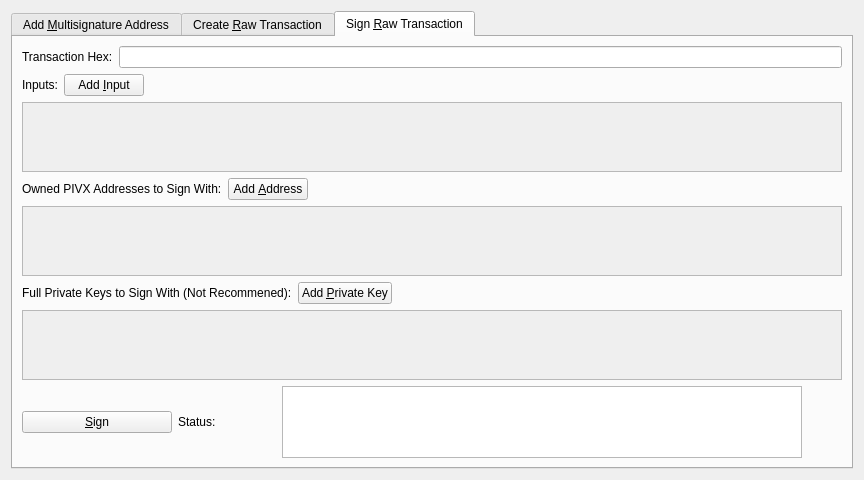
Qt form src/qt/forms/multisigaddressdialog.ui (PIVX-Project/PIVX) before a commit.
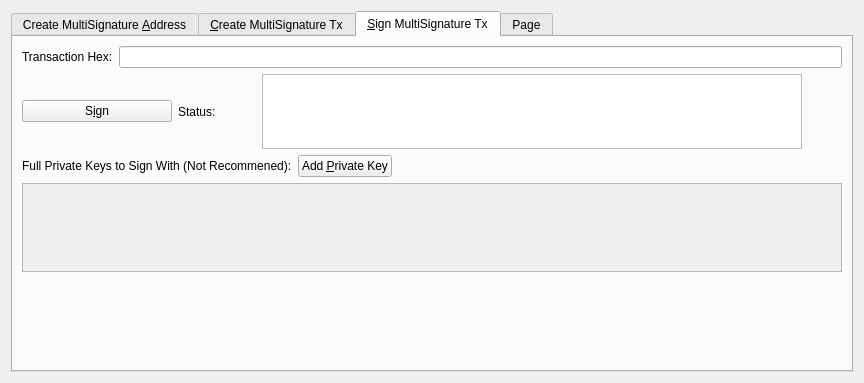
The same form after that commit. The open tabs and pages were chosen to show the change. Icons and pictures are not drawn.

Commit message: Spend tab now signs on succesful create. Fees and auto change. Elegant error handling.

Patch:
```diff
--- a/src/qt/forms/multisigaddressdialog.ui
+++ b/src/qt/forms/multisigaddressdialog.ui
@@ -7,7 +7,7 @@
     <x>0</x>
     <y>0</y>
     <width>864</width>
-    <height>464</height>
+    <height>383</height>
    </rect>
   </property>
   <property name="sizePolicy">
@@ -19,8 +19,8 @@
   <property name="windowTitle">
    <string>Add Multisignature Address</string>
   </property>
-  <layout class="QVBoxLayout" name="verticalLayout_8">
-   <item>
+  <layout class="QGridLayout" name="gridLayout">
+   <item row="0" column="0">
     <widget class="QTabWidget" name="multisigTabWidget">
      <property name="styleSheet">
       <string notr="true">QScrollArea{border: 1px solid #5b4c7c;}
@@ -39,7 +39,7 @@
        </sizepolicy>
       </property>
       <attribute name="title">
-       <string>Add &amp;Multisignature Address</string>
+       <string>Create MultiSignature &amp;Address</string>
       </attribute>
       <layout class="QVBoxLayout" name="verticalLayout">
        <item>
@@ -267,7 +267,7 @@
      </widget>
      <widget class="QWidget" name="createTransactionTab">
       <attribute name="title">
-       <string>Create &amp;Raw Transaction</string>
+       <string>&amp;Create MultiSignature Tx</string>
       </attribute>
       <layout class="QGridLayout" name="gridLayout_2">
        <item row="0" column="0">
@@ -572,11 +572,9 @@
 }</string>
       </property>
       <attribute name="title">
-       <string>Sign &amp;Raw Transaction</string>
+       <string>&amp;Sign MultiSignature Tx</string>
       </attribute>
-      <layout class="QGridLayout" name="gridLayout_4">
-       <item row="0" column="0">
-        <layout class="QVBoxLayout" name="signTransactionLayout">
+      <layout class="QVBoxLayout" name="verticalLayout_2">
          <item>
           <layout class="QHBoxLayout" name="transactionHexLayout">
            <item>
@@ -592,124 +590,54 @@
           </layout>
          </item>
          <item>
-          <layout class="QHBoxLayout" name="addInputButtonLayout">
+        <layout class="QHBoxLayout" name="signButtonLayout">
            <item>
-            <widget class="QLabel" name="addInputLabel">
-             <property name="text">
-              <string>Inputs:</string>
-             </property>
-            </widget>
-           </item>
-           <item>
-            <widget class="QPushButton" name="addInputButton_SIG">
+          <widget class="QPushButton" name="signButton">
              <property name="sizePolicy">
-              <sizepolicy hsizetype="Minimum" vsizetype="Fixed">
+            <sizepolicy hsizetype="Fixed" vsizetype="Fixed">
                <horstretch>0</horstretch>
                <verstretch>0</verstretch>
               </sizepolicy>
              </property>
+           <property name="minimumSize">
+            <size>
+             <width>150</width>
+             <height>0</height>
+            </size>
+           </property>
+           <property name="toolTip">
+            <string>Confirm the send action</string>
+           </property>
              <property name="text">
-              <string>Add &amp;Input</string>
+            <string>S&amp;ign</string>
              </property>
              <property name="icon">
               <iconset resource="../pivx.qrc">
-               <normaloff>:/icons/add</normaloff>:/icons/add</iconset>
-             </property>
-            </widget>
-           </item>
-           <item>
-            <spacer name="addInputSpacer">
-             <property name="orientation">
-              <enum>Qt::Horizontal</enum>
-             </property>
-             <property name="sizeHint" stdset="0">
-              <size>
-               <width>40</width>
-               <height>20</height>
-              </size>
-             </property>
-            </spacer>
-           </item>
-          </layout>
-         </item>
-         <item>
-          <widget class="QScrollArea" name="inputScrollArea">
-           <property name="sizePolicy">
-            <sizepolicy hsizetype="Expanding" vsizetype="Expanding">
-             <horstretch>0</horstretch>
-             <verstretch>0</verstretch>
-            </sizepolicy>
-           </property>
-           <property name="styleSheet">
-            <string notr="true"/>
-           </property>
-           <property name="widgetResizable">
+             <normaloff>:/icons/edit</normaloff>:/icons/edit</iconset>
+           </property>
+           <property name="autoDefault">
+            <bool>false</bool>
+           </property>
+           <property name="default">
             <bool>true</bool>
            </property>
-           <widget class="QWidget" name="inputScrollAreaContents">
-            <property name="geometry">
-             <rect>
-              <x>0</x>
-              <y>0</y>
-              <width>820</width>
-              <height>62</height>
-             </rect>
-            </property>
-            <property name="sizePolicy">
-             <sizepolicy hsizetype="Preferred" vsizetype="Preferred">
-              <horstretch>0</horstretch>
-              <verstretch>0</verstretch>
-             </sizepolicy>
-            </property>
-            <property name="styleSheet">
-             <string notr="true"/>
-            </property>
-            <layout class="QVBoxLayout" name="verticalLayout_10">
-             <item>
-              <layout class="QVBoxLayout" name="inputsList_SIG"/>
-             </item>
-             <item>
-              <spacer name="inputsSpacer">
-               <property name="orientation">
-                <enum>Qt::Vertical</enum>
-               </property>
-               <property name="sizeHint" stdset="0">
-                <size>
-                 <width>20</width>
-                 <height>40</height>
-                </size>
-               </property>
-              </spacer>
-             </item>
-            </layout>
-           </widget>
-          </widget>
+          </widget>
          </item>
          <item>
-          <layout class="QHBoxLayout" name="addAddressButtonLayout">
-           <item>
-            <widget class="QLabel" name="addAddressButtonLabel">
+          <widget class="QLabel" name="signButtonStatusLabel">
              <property name="text">
-              <string>Owned PIVX Addresses to Sign With:</string>
+            <string>Status:</string>
              </property>
             </widget>
            </item>
            <item>
-            <widget class="QPushButton" name="addAddressButton_SIG">
-             <property name="text">
-              <string>Add &amp;Address</string>
-             </property>
-             <property name="icon">
-              <iconset resource="../pivx.qrc">
-               <normaloff>:/icons/add</normaloff>:/icons/add</iconset>
-             </property>
-            </widget>
-           </item>
-           <item>
-            <spacer name="addAddressButtonSpacer">
+          <spacer name="signButtonHorizontalSpacer_1">
              <property name="orientation">
               <enum>Qt::Horizontal</enum>
              </property>
+           <property name="sizeType">
+            <enum>QSizePolicy::Preferred</enum>
+           </property>
              <property name="sizeHint" stdset="0">
               <size>
                <width>40</width>
@@ -718,48 +646,48 @@
              </property>
             </spacer>
            </item>
-          </layout>
-         </item>
          <item>
-          <widget class="QScrollArea" name="addressScrollArea">
+          <widget class="QTextEdit" name="signButtonStatus">
            <property name="sizePolicy">
-            <sizepolicy hsizetype="Expanding" vsizetype="Expanding">
+            <sizepolicy hsizetype="Expanding" vsizetype="Fixed">
              <horstretch>0</horstretch>
              <verstretch>0</verstretch>
             </sizepolicy>
            </property>
-           <property name="widgetResizable">
+           <property name="maximumSize">
+            <size>
+             <width>16777215</width>
+             <height>75</height>
+            </size>
+           </property>
+           <property name="verticalScrollBarPolicy">
+            <enum>Qt::ScrollBarAsNeeded</enum>
+           </property>
+           <property name="readOnly">
             <bool>true</bool>
            </property>
-           <widget class="QWidget" name="addressScrollAreaContents">
-            <property name="geometry">
-             <rect>
-              <x>0</x>
-              <y>0</y>
-              <width>820</width>
-              <height>62</height>
-             </rect>
-            </property>
-            <layout class="QVBoxLayout" name="verticalLayout_2">
-             <item>
-              <layout class="QVBoxLayout" name="addressList_SIG"/>
+           <property name="textInteractionFlags">
+            <set>Qt::TextSelectableByKeyboard|Qt::TextSelectableByMouse</set>
+           </property>
+          </widget>
              </item>
              <item>
-              <spacer name="addressListSpacer">
+          <spacer name="signButtonHorizontalSpacer_2">
                <property name="orientation">
-                <enum>Qt::Vertical</enum>
-               </property>
+            <enum>Qt::Horizontal</enum>
+           </property>
+           <property name="sizeType">
+            <enum>QSizePolicy::Preferred</enum>
+           </property>
                <property name="sizeHint" stdset="0">
                 <size>
-                 <width>20</width>
-                 <height>40</height>
+             <width>40</width>
+             <height>20</height>
                 </size>
                </property>
               </spacer>
              </item>
             </layout>
-           </widget>
-          </widget>
          </item>
          <item>
           <layout class="QHBoxLayout" name="addPKLayout">
@@ -818,8 +746,8 @@
              <rect>
               <x>0</x>
               <y>0</y>
-              <width>820</width>
-              <height>62</height>
+            <width>822</width>
+            <height>78</height>
              </rect>
             </property>
             <layout class="QVBoxLayout" name="verticalLayout_9">
@@ -844,80 +772,52 @@
           </widget>
          </item>
          <item>
-          <layout class="QHBoxLayout" name="signButtonLayout">
+        <spacer name="verticalSpacer_2">
+         <property name="orientation">
+          <enum>Qt::Vertical</enum>
+         </property>
+         <property name="sizeHint" stdset="0">
+          <size>
+           <width>20</width>
+           <height>40</height>
+          </size>
+         </property>
+        </spacer>
+       </item>
            <item>
-            <widget class="QPushButton" name="signButton">
+        <layout class="QHBoxLayout" name="horizontalLayout"/>
+       </item>
+      </layout>
+     </widget>
+     <widget class="QWidget" name="tab">
+      <attribute name="title">
+       <string>Page</string>
+      </attribute>
+      <layout class="QGridLayout" name="gridLayout_3">
+       <item row="0" column="0">
+        <widget class="QLineEdit" name="lineEdit"/>
+       </item>
+       <item row="1" column="0">
+        <widget class="QPushButton" name="pushButton">
+         <property name="text">
+          <string>PushButton</string>
+         </property>
+        </widget>
+       </item>
+       <item row="2" column="0">
+        <widget class="QTextEdit" name="lolStatus">
              <property name="sizePolicy">
-              <sizepolicy hsizetype="Fixed" vsizetype="Fixed">
+          <sizepolicy hsizetype="Expanding" vsizetype="Fixed">
                <horstretch>0</horstretch>
                <verstretch>0</verstretch>
               </sizepolicy>
              </property>
-             <property name="minimumSize">
+         <property name="maximumSize">
               <size>
-               <width>150</width>
-               <height>0</height>
-              </size>
-             </property>
-             <property name="toolTip">
-              <string>Confirm the send action</string>
-             </property>
-             <property name="text">
-              <string>&amp;Sign</string>
-             </property>
-             <property name="icon">
-              <iconset resource="../pivx.qrc">
-               <normaloff>:/icons/edit</normaloff>:/icons/edit</iconset>
-             </property>
-             <property name="autoDefault">
-              <bool>false</bool>
-             </property>
-             <property name="default">
-              <bool>true</bool>
-             </property>
-            </widget>
-           </item>
-           <item>
-            <widget class="QLabel" name="signButtonStatusLabel">
-             <property name="text">
-              <string>Status:</string>
-             </property>
-            </widget>
-           </item>
-           <item>
-            <spacer name="signButtonVerticalSpacer">
-             <property name="orientation">
-              <enum>Qt::Vertical</enum>
-             </property>
-             <property name="sizeType">
-              <enum>QSizePolicy::Preferred</enum>
-             </property>
-             <property name="sizeHint" stdset="0">
-              <size>
-               <width>20</width>
-               <height>40</height>
-              </size>
-             </property>
-            </spacer>
-           </item>
-           <item>
-            <spacer name="signButtonHorizontalSpacer_1">
-             <property name="orientation">
-              <enum>Qt::Horizontal</enum>
-             </property>
-             <property name="sizeType">
-              <enum>QSizePolicy::Preferred</enum>
-             </property>
-             <property name="sizeHint" stdset="0">
-              <size>
-               <width>40</width>
-               <height>20</height>
-              </size>
-             </property>
-            </spacer>
-           </item>
-           <item>
-            <widget class="QTextEdit" name="signButtonStatus">
+           <width>16777215</width>
+           <height>75</height>
+          </size>
+         </property>
              <property name="verticalScrollBarPolicy">
               <enum>Qt::ScrollBarAsNeeded</enum>
              </property>
@@ -928,26 +828,6 @@
               <set>Qt::TextSelectableByKeyboard|Qt::TextSelectableByMouse</set>
              </property>
             </widget>
-           </item>
-           <item>
-            <spacer name="signButtonHorizontalSpacer_2">
-             <property name="orientation">
-              <enum>Qt::Horizontal</enum>
-             </property>
-             <property name="sizeType">
-              <enum>QSizePolicy::Preferred</enum>
-             </property>
-             <property name="sizeHint" stdset="0">
-              <size>
-               <width>40</width>
-               <height>20</height>
-              </size>
-             </property>
-            </spacer>
-           </item>
-          </layout>
-         </item>
-        </layout>
        </item>
       </layout>
      </widget>
```
Left out of the diff: 66 changed lines with no effect on the pictures. Lines whose indentation alone changed are shown as unchanged. The commit also changes 3 other files.
